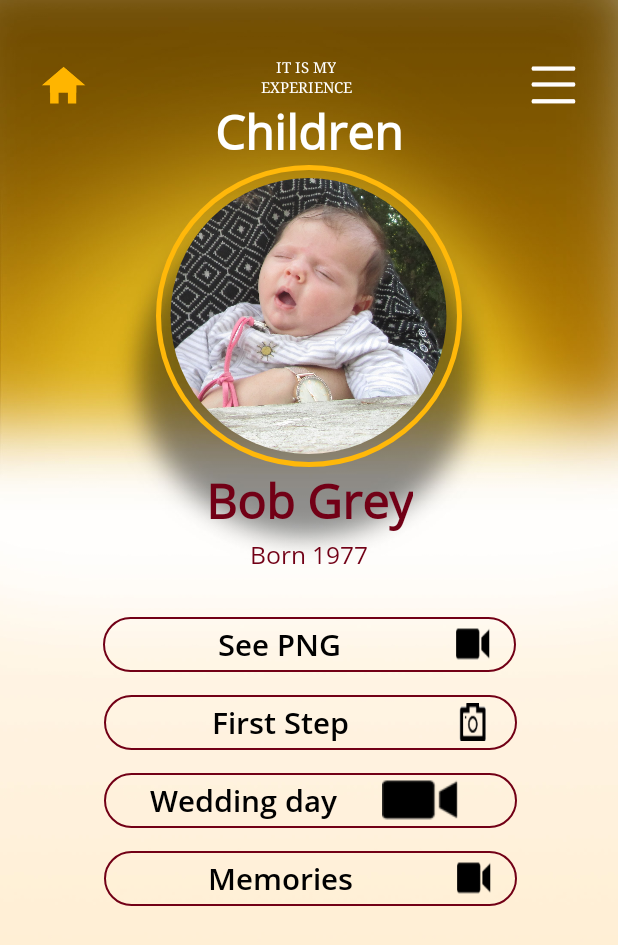
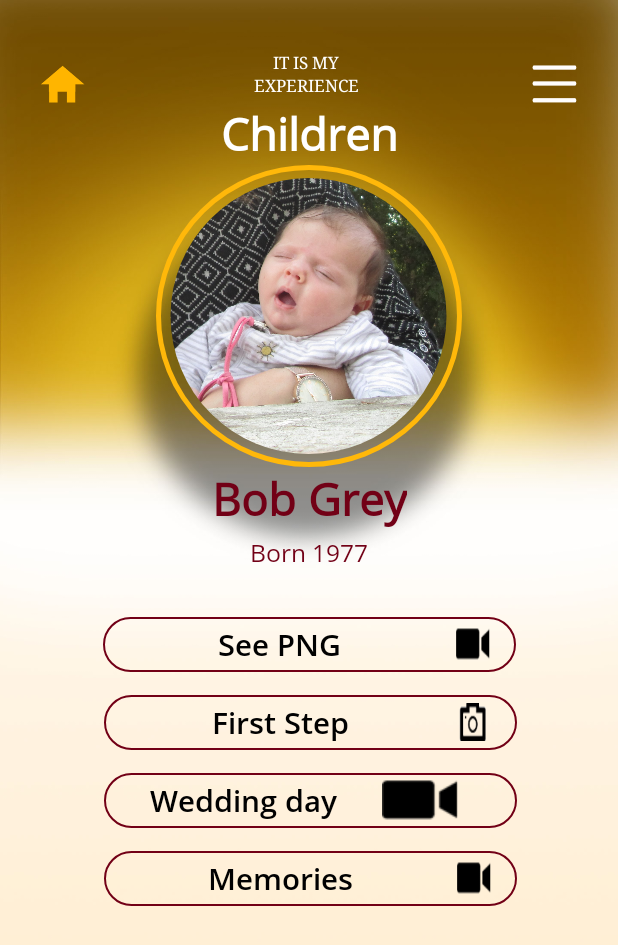
Before and after one commit to tehilaschechter/SampleScreen-1, an Android app: the JPGBackground screen opened directly, with no data from a screen before it, on a phone screen of 412 x 824 dp. Shown: the top 945 px of the screen. Run offline under Robolectric (Android 15) with nearby library versions, the phone set to English and light mode, and no system bars; our stand-ins replace CircleImageView.

```diff
--- a/app/src/main/res/values/dimens.xml
+++ b/app/src/main/res/values/dimens.xml
@@ -4,8 +4,8 @@
     <dimen name="dimen_heading1">22dp</dimen>
     <dimen name="dimen_heading2">16dp</dimen>
     <dimen name="dimen_body">20dp</dimen>
-    <dimen name="dimen_categoryHeading">32dp</dimen>
-    <dimen name="dimen_appName">10dp</dimen>
+    <dimen name="dimen_categoryHeading">30dp</dimen>
+    <dimen name="dimen_appName">11dp</dimen>
 
 
     <!--BUTTON DIMENS-->
```
Also changed, not shown: app/src/main/res/layout/activity_child.xml (+5 -4 lines), 1 other file.
